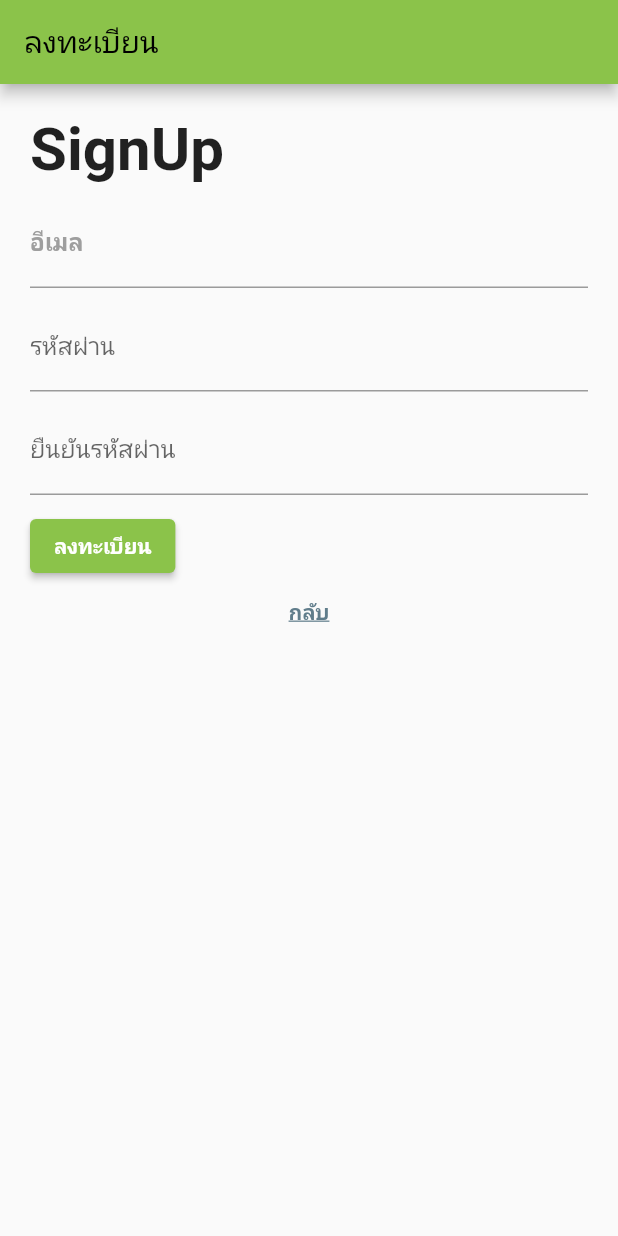
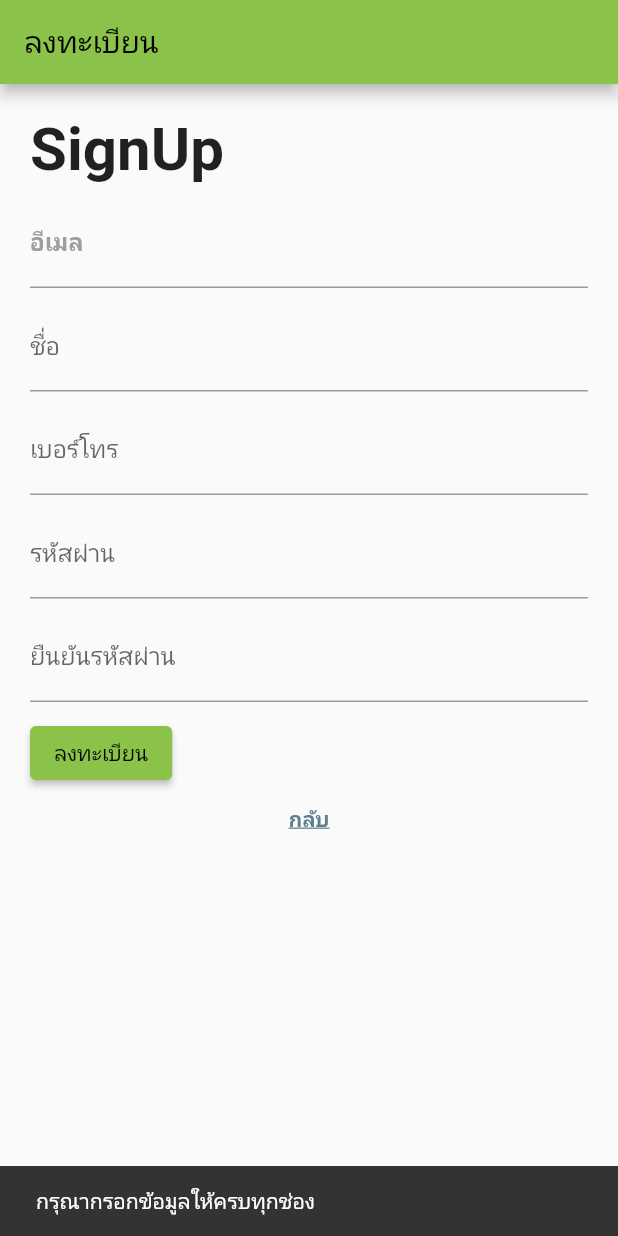
Before and after one commit to HK09x/iotapp, a Flutter app: the SignUpPage screen opened directly, after a tap on "ลงทะเบียน", on a phone screen of 412 x 824 dp. Run offline on Flutter 3.47's test engine with Material 2 defaults, Android fonts, the phone set to English and light mode, and no system bars; our stand-ins replace cloud_firestore, firebase_auth, firebase_core, firebase_storage, font_awesome_flutter, image_picker and 1 more; missing offline and left inert: flutter_inappwebview; accounts and stored records are empty; network calls fail; Roboto replaces fonts that are missing (Montserrat).

Commit message:
first commit

```diff
--- a/lib/sign_up_page.dart
+++ b/lib/sign_up_page.dart
@@ -1,14 +1,14 @@
 import 'package:firebase_auth/firebase_auth.dart';
 import 'package:cloud_firestore/cloud_firestore.dart';
 import 'package:flutter/material.dart';
+import 'package:iotapp/main.dart';
 
 class SignUpPage extends StatefulWidget {
   final VoidCallback callToSignIn;
-  const SignUpPage(
-      {Key? key,
-      required this.callToSignIn,
-      required Null Function() callToSingIn})
-      : super(key: key);
+  const SignUpPage({
+    Key? key,
+    required this.callToSignIn,
+  }) : super(key: key);
 
   @override
   _SignUpPageState createState() => _SignUpPageState();
@@ -18,17 +18,35 @@ class _SignUpPageState extends State<SignUpPage> {
   final TextEditingController _emailController = TextEditingController();
   final TextEditingController _passwordController = TextEditingController();
   final TextEditingController _password2Controller = TextEditingController();
+  final TextEditingController _fullNameController = TextEditingController();
+  final TextEditingController _phoneNumberController = TextEditingController();
 
-  @override
-  void dispose() {
-    _emailController.dispose();
-    _passwordController.dispose();
-    _password2Controller.dispose();
-    super.dispose();
-  }
+  bool _isPhoneNumberValid = true;
+  bool _isPasswordMatch = true;
+  String? _emailErrorText;
+  bool _isSignUpSuccess = false;
 
   Future<void> _handleSignUp() async {
-    if (_passwordController.text == _password2Controller.text) {
+    if (_emailController.text.isEmpty ||
+        _passwordController.text.isEmpty ||
+        _password2Controller.text.isEmpty ||
+        _fullNameController.text.isEmpty ||
+        _phoneNumberController.text.isEmpty) {
+      ScaffoldMessenger.of(context).showSnackBar(
+        const SnackBar(
+          content: Text('กรุณากรอกข้อมูลให้ครบทุกช่อง'),
+        ),
+      );
+    } else if (_phoneNumberController.text.length != 10) {
+      setState(() {
+        _isPhoneNumberValid = false;
+      });
+    } else if (_passwordController.text == _password2Controller.text) {
+      setState(() {
+        _isPasswordMatch = true;
+        _emailErrorText = null;
+      });
+
       try {
         final UserCredential userCredential =
             await FirebaseAuth.instance.createUserWithEmailAndPassword(
@@ -38,22 +56,32 @@ class _SignUpPageState extends State<SignUpPage> {
 
         final User user = userCredential.user!;
         final String uid = user.uid;
+        final String fullName = _fullNameController.text;
+        final String phoneNumber = _phoneNumberController.text;
+        final String email = _emailController.text;
 
-        // สร้างเอกสารบน Cloud Firestore ในคอลเลคชัน "users" ด้วย UID ของผู้ใช้ใน Field "IDusers"
         await FirebaseFirestore.instance.collection('users').doc(uid).set({
-          'IDusers': uid,
-          // สามารถเพิ่มข้อมูลเพิ่มเติมของผู้ใช้ตามความต้องการได้
+          'ID_users': uid,
+          'Full_Name': fullName,
+          'Phone_Number': phoneNumber,
+          'Email': email,
         });
 
-        // สมัครสมาชิกสำเร็จ คุณสามารถดำเนินการต่อได้ตามต้องการ
         widget.callToSignIn();
-      } catch (error) {
-        // จัดการข้อผิดพลาดที่เกิดขึ้นในกรณีที่สมัครสมาชิกไม่สำเร็จ
-        print('เกิดข้อผิดพลาดในการสมัครสมาชิก: $error');
+        _isSignUpSuccess = true;
+      } on FirebaseAuthException catch (error) {
+        if (error.code == 'email-already-in-use') {
+          setState(() {
+            _emailErrorText = 'อีเมลนี้ถูกใช้งานแล้ว';
+          });
+        } else {
+          print('เกิดข้อผิดพลาดในการสมัครสมาชิก: ${error.message}');
+        }
       }
     } else {
-      // Passwords do not match
-      print('รหัสผ่านไม่ตรงกัน');
+      setState(() {
+        _isPasswordMatch = false;
+      });
     }
   }
 
@@ -78,16 +106,41 @@ class _SignUpPageState extends State<SignUpPage> {
             const SizedBox(height: 10),
             TextField(
               controller: _emailController,
-              decoration: const InputDecoration(
+              decoration: InputDecoration(
                 labelText: 'อีเมล',
-                labelStyle: TextStyle(
+                labelStyle: const TextStyle(
                   fontFamily: 'Montserrat',
                   fontWeight: FontWeight.bold,
                   color: Colors.grey,
                 ),
-                focusedBorder: UnderlineInputBorder(
+                focusedBorder: const UnderlineInputBorder(
                   borderSide: BorderSide(color: Colors.green),
                 ),
+                errorText: _emailErrorText,
+              ),
+            ),
+            const SizedBox(height: 10),
+            TextField(
+              controller: _fullNameController,
+              decoration: const InputDecoration(labelText: 'ชื่อ'),
+            ),
+            const SizedBox(height: 10),
+            TextField(
+              controller: _phoneNumberController,
+              onChanged: (value) {
+                setState(() {
+                  if (value.length == 10) {
+                    _isPhoneNumberValid = true;
+                  } else {
+                    _isPhoneNumberValid = false;
+                  }
+                });
+              },
+              decoration: InputDecoration(
+                labelText: 'เบอร์โทร',
+                errorText: _isPhoneNumberValid
+                    ? null
+                    : 'กรุณากรอกเบอร์โทรศัพท์ให้ครบ 10 หลัก',
               ),
             ),
             const SizedBox(height: 10),
@@ -99,20 +152,27 @@ class _SignUpPageState extends State<SignUpPage> {
             const SizedBox(height: 10),
             TextField(
               controller: _password2Controller,
-              decoration: const InputDecoration(labelText: 'ยืนยันรหัสผ่าน'),
+              decoration: InputDecoration(
+                labelText: 'ยืนยันรหัสผ่าน',
+                errorText: _isPasswordMatch ? null : 'รหัสผ่านไม่ตรงกัน',
+              ),
               obscureText: true,
             ),
             const SizedBox(height: 10),
             ElevatedButton(
-              onPressed: _handleSignUp,
-              child: const Text(
-                'ลงทะเบียน',
-                style: TextStyle(
-                  color: Colors.white,
-                  fontWeight: FontWeight.bold,
-                  fontFamily: 'Montserrat',
-                ),
-              ),
+              onPressed: () async {
+                await _handleSignUp();
+                if (_isSignUpSuccess) {
+                  Navigator.pushReplacement(
+                    context,
+                    MaterialPageRoute(
+                      builder: (context) =>
+                          LoginPage(), // หรือชื่อหน้าเข้าสู่ระบบ
+                    ),
+                  );
+                }
+              },
+              child: const Text('ลงทะเบียน'),
             ),
             const SizedBox(height: 10),
             Row(
@@ -120,8 +180,13 @@ class _SignUpPageState extends State<SignUpPage> {
               children: <Widget>[
                 InkWell(
                   onTap: () {
-                    // กลับไปหน้าล็อกอิน
-                    Navigator.of(context).pop();
+                    Navigator.push(
+                      context,
+                      MaterialPageRoute(
+                        builder: (context) =>
+                            LoginPage(), // สร้างหน้าใหม่ของ Login
+                      ),
+                    );
                   },
                   child: const Text(
                     'กลับ',
--- a/lib/video_page.dart
+++ b/lib/video_page.dart
@@ -7,6 +7,7 @@ class VideoPlayerScreen extends StatefulWidget {
   const VideoPlayerScreen({Key? key, required this.videoUrl}) : super(key: key);
 
   @override
+  // ignore: library_private_types_in_public_api
   _VideoPlayerScreenState createState() => _VideoPlayerScreenState();
 }
 
@@ -16,6 +17,7 @@ class _VideoPlayerScreenState extends State<VideoPlayerScreen> {
   @override
   void initState() {
     super.initState();
+    // ignore: deprecated_member_use
     _controller = VideoPlayerController.network(widget.videoUrl);
   }
 
--- a/lib/video_viewer.dart
+++ b/lib/video_viewer.dart
@@ -7,6 +7,7 @@ class VideoViewer extends StatefulWidget {
   const VideoViewer({Key? key, required this.videoUrl}) : super(key: key);
 
   @override
+  // ignore: library_private_types_in_public_api
   _VideoViewerState createState() => _VideoViewerState();
 }
 
@@ -15,7 +16,7 @@ class _VideoViewerState extends State<VideoViewer> {
   Widget build(BuildContext context) {
     return Scaffold(
       appBar: AppBar(
-        title: Text('MJPEG Video Viewer'),
+        title: const Text('MJPEG Video Viewer'),
       ),
       body: InAppWebView(
         initialUrlRequest: URLRequest(url: Uri.parse(widget.videoUrl)),
--- a/pubspec.yaml
+++ b/pubspec.yaml
@@ -21,6 +21,7 @@ dependencies:
   webview_flutter: ^4.2.4
   flutter_inappwebview: ^5.7.2+3
   image_picker: ^1.0.4
+  firebase_storage: ^11.2.7
 
 dev_dependencies:
   flutter_test:
```
Also changed, not shown: lib/add_note_page.dart (+55 -33 lines), lib/home_page.dart (+25 -5 lines), lib/main.dart (+15 -14 lines), lib/note_page.dart (+61 -16 lines), pubspec.lock, 4 other files.
